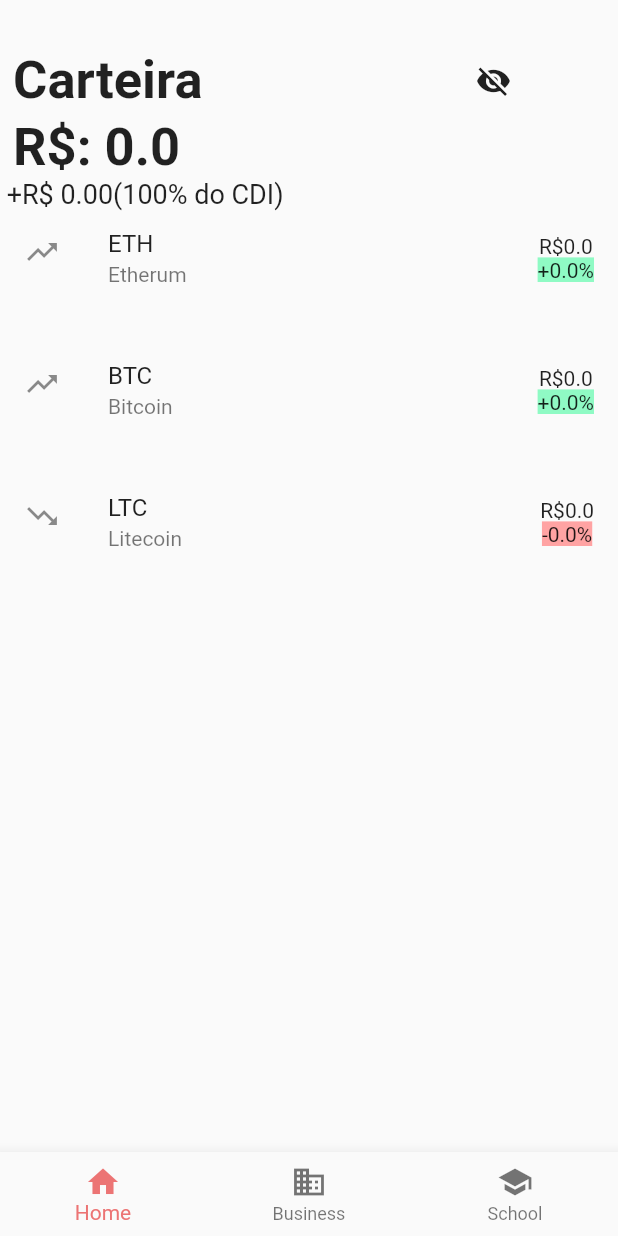
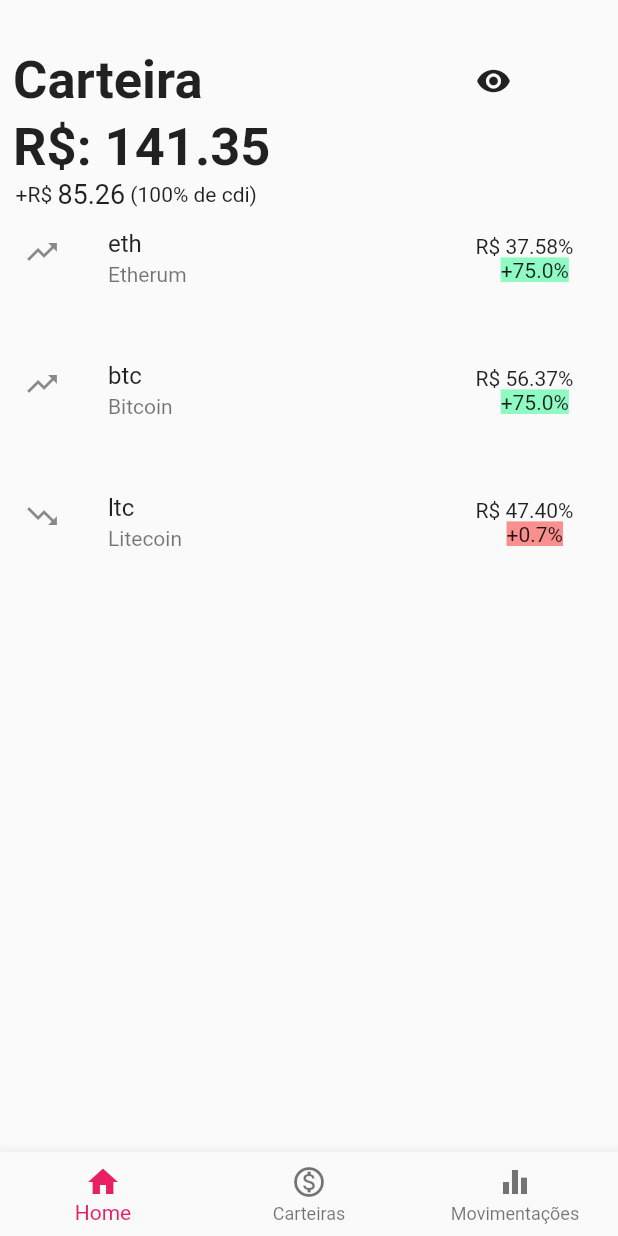
Before and after one commit to edueilert/FlutterWarren, a Flutter app: the screen it shows after launch, on a phone screen of 412 x 824 dp. Run offline on Flutter 3.47's test engine with Material 2 defaults, Android fonts, the phone set to English and light mode, and no system bars.

Commit message:
5 commit

```diff
--- a/lib/carteira.dart
+++ b/lib/carteira.dart
@@ -1,71 +1,38 @@
-import 'package:flutter/cupertino.dart';
 import 'package:flutter/material.dart';
-import 'package:myapp/grafico.dart';
 
-bool selected = false;
-double valorETH = 0;
-double valorBTC = 0;
-double valorLTC = 0;
-double variacaoETH = 0;
-double variacaoBTC = 0;
-double variacaoLTC = 0;
-double valorCDI = 0;
-double valorCarteira = valorETH + valorBTC + valorLTC;
-
-class MyHomePage2 extends StatefulWidget {
-  const MyHomePage2({key});
+class MyHomePageWidget extends StatefulWidget {
+  const MyHomePageWidget({Key? key}) : super(key: key);
 
   @override
-  State<MyHomePage2> createState() => MyHomePage();
+  State<MyHomePageWidget> createState() => MyHomePageState();
 }
 
-ocultar(
-    {double ETH = 37.58,
-    double BTC = 56.37,
-    double LTC = 47.40,
-    double vETH = 75,
-    double vBTC = 75,
-    double vLTC = 0.7,
-    var CDI = double.parse}) {
-  if (selected == true) {
-    valorETH = ETH;
-    valorBTC = BTC;
-    valorLTC = LTC;
-    valorCDI = (BTC + ETH + LTC) / 200;
-    CDI = valorCDI.toStringAsFixed(2);
-    valorCarteira = ETH + BTC + LTC;
-    variacaoETH = vETH;
-    variacaoBTC = vBTC;
-    variacaoLTC = vLTC;
-  } else {
-    valorCarteira = 0;
-    valorBTC = 0;
-    valorETH = 0;
-    valorLTC = 0;
-    variacaoETH = 0;
-    variacaoBTC = 0;
-    variacaoLTC = 0;
-    valorCDI = 0;
-  }
-}
+class MyHomePageState extends State<MyHomePageWidget> {
+  bool selected = true;
+  double eth = 37.58;
+  double btc = 56.37;
+  double ltc = 47.40;
+  double vETH = 75;
+  double vBTC = 75;
+  double vLTC = 0.7;
+  var cdi = double.parse;
 
-class MyHomePage extends State<MyHomePage2> {
-  Widget column() {
+  Widget primeiraPagina() {
     return Column(
       children: <Widget>[
-        SizedBox(
+        const SizedBox(
           height: 30,
         ),
         Row(
           children: <Widget>[
-            Align(
+            const Align(
               alignment: Alignment.bottomLeft,
               child: Text(
                 ' Carteira',
                 style: TextStyle(fontSize: 35, fontWeight: FontWeight.bold),
               ),
             ),
-            SizedBox(
+            const SizedBox(
               width: 170,
             ),
             IconButton(
@@ -74,7 +41,6 @@ class MyHomePage extends State<MyHomePage2> {
               onPressed: () {
                 setState(() {
                   selected = !selected;
-                  ocultar();
                 });
               },
             ),
@@ -82,59 +48,129 @@ class MyHomePage extends State<MyHomePage2> {
         ),
         Align(
             alignment: Alignment.bottomLeft,
+            child: Row(
+              children: [
+                const Text(
+                  ' R\$: ',
+                  style: TextStyle(fontSize: 35, fontWeight: FontWeight.bold),
+                ),
+                Visibility(
                   child: Text(
-              ' R\$: ' + valorCarteira.toString(),
-              style: TextStyle(fontSize: 35, fontWeight: FontWeight.bold),
+                    (eth + btc + ltc).toStringAsFixed(2),
+                    style: const TextStyle(
+                        fontSize: 35, fontWeight: FontWeight.bold),
+                  ),
+                  visible: selected,
+                ),
+              ],
             )),
         Align(
           alignment: Alignment.bottomLeft,
+          child: Row(
+            children: [
+              const Text('   +R\$ '),
+              Visibility(
                 child: Text(
-              ' +R\$ ' + valorCDI.toStringAsFixed(2) + '(100% do CDI)',
-              style: TextStyle(fontSize: 18),
-            )),
-        ListTile(
-          title: Text('ETH'),
-          isThreeLine: true,
-          subtitle: Text('Etherum'),
-          leading: Icon(Icons.trending_up),
-          trailing: Column(
-            children: [
-              Text('R\$' + valorETH.toString()),
-              Text("+" + variacaoETH.toString() + "%",
-                  style: TextStyle(
-                    backgroundColor: Color.fromARGB(255, 143, 250, 196),
-                  )),
+                  (eth + ltc + btc / 200).toStringAsFixed(2),
+                  style: const TextStyle(fontSize: 18),
+                ),
+                visible: selected,
+              ),
+              const Text(' (100% de cdi)'),
             ],
           ),
         ),
         ListTile(
-          title: Text('BTC'),
+          title: const Text('eth'),
           isThreeLine: true,
-          subtitle: Text('Bitcoin'),
-          leading: Icon(Icons.trending_up),
-          trailing: Column(
+          subtitle: const Text('Etherum'),
+          leading: const Icon(Icons.trending_up),
+          trailing: SizedBox(
+            width: 79,
+            child: Column(
               children: [
-              Text('R\$' + valorBTC.toString()),
-              Text("+" + variacaoBTC.toString() + "%",
-                  style: TextStyle(
+                Row(children: [
+                  const Text('R\$ '),
+                  Visibility(
+                    child: Text(
+                      eth.toStringAsFixed(2) + "%",
+                    ),
+                    visible: selected,
+                  ),
+                ]),
+                Visibility(
+                  child: Text(
+                    "+" + vETH.toString() + "%",
+                    style: const TextStyle(
                       backgroundColor: Color.fromARGB(255, 143, 250, 196),
-                  )),
+                    ),
+                  ),
+                  visible: selected,
+                ),
               ],
             ),
           ),
+        ),
         ListTile(
-          title: Text('LTC'),
+          title: const Text('btc'),
           isThreeLine: true,
-          subtitle: Text('Litecoin'),
-          leading: Icon(Icons.trending_down),
-          trailing: Column(
+          subtitle: const Text('Bitcoin'),
+          leading: const Icon(Icons.trending_up),
+          trailing: SizedBox(
+            width: 79,
+            child: Column(
               children: [
-              Text('R\$' + valorLTC.toString()),
-              Text("-" + variacaoLTC.toString() + "%",
-                  style: TextStyle(
-                    backgroundColor: Color.fromARGB(255, 255, 163, 163),
-                  )),
+                Row(children: [
+                  const Text('R\$ '),
+                  Visibility(
+                    child: Text(
+                      btc.toStringAsFixed(2) + "%",
+                    ),
+                    visible: selected,
+                  ),
+                ]),
+                Visibility(
+                  child: Text(
+                    "+" + vBTC.toString() + "%",
+                    style: const TextStyle(
+                      backgroundColor: Color.fromARGB(255, 143, 250, 196),
+                    ),
+                  ),
+                  visible: selected,
+                ),
               ],
+            ),
+          ),
+        ),
+        ListTile(
+          title: const Text('ltc'),
+          isThreeLine: true,
+          subtitle: const Text('Litecoin'),
+          leading: const Icon(Icons.trending_down),
+          trailing: SizedBox(
+            width: 79,
+            child: Column(
+              children: [
+                Row(children: [
+                  const Text('R\$ '),
+                  Visibility(
+                    child: Text(
+                      ltc.toStringAsFixed(2) + "%",
+                    ),
+                    visible: selected,
+                  ),
+                ]),
+                Visibility(
+                  child: Text(
+                    "+" + vLTC.toString() + "%",
+                    style: const TextStyle(
+                      backgroundColor: Color.fromARGB(255, 250, 143, 143),
+                    ),
+                  ),
+                  visible: selected,
+                ),
+              ],
+            ),
           ),
         ),
       ],
@@ -144,7 +180,7 @@ class MyHomePage extends State<MyHomePage2> {
   @override
   Widget build(BuildContext context) {
     return Scaffold(
-      body: column(),
+      body: primeiraPagina(),
     );
   }
 }
--- a/lib/navbar.dart
+++ b/lib/navbar.dart
@@ -11,10 +11,10 @@ class NavBar extends StatelessWidget {
   Widget build(BuildContext context) {
     return MaterialApp(
       title: _title,
-      home: MyStatefulWidget(),
+      home: const MyStatefulWidget(),
       initialRoute: "/",
       routes: {
-        '/grafico': (context) => Grafico(),
+        '/grafico': (context) => const Grafico(),
       },
     );
   }
@@ -32,13 +32,13 @@ class _MyStatefulWidgetState extends State<MyStatefulWidget> {
   static const TextStyle optionStyle =
       TextStyle(fontSize: 30, fontWeight: FontWeight.bold);
   static const List<Widget> _widgetOptions = <Widget>[
-    MyHomePage2(),
+    MyHomePageWidget(),
     Text(
-      'Index 1: Business',
+      'Index 1: Carteiras',
       style: optionStyle,
     ),
     Text(
-      'Index 2: School',
+      'Index 2: Movimentações ',
       style: optionStyle,
     ),
   ];
@@ -62,16 +62,16 @@ class _MyStatefulWidgetState extends State<MyStatefulWidget> {
             label: 'Home',
           ),
           BottomNavigationBarItem(
-            icon: Icon(Icons.business),
-            label: 'Business',
+            icon: Icon(Icons.monetization_on_outlined),
+            label: 'Carteiras',
           ),
           BottomNavigationBarItem(
-            icon: Icon(Icons.school),
-            label: 'School',
+            icon: Icon(Icons.equalizer_outlined),
+            label: 'Movimentações',
           ),
         ],
         currentIndex: _selectedIndex,
-        selectedItemColor: Color.fromARGB(255, 236, 116, 116),
+        selectedItemColor: Colors.pink,
         onTap: _onItemTapped,
       ),
     );
```
Lines whose indentation alone changed are shown as unchanged.
